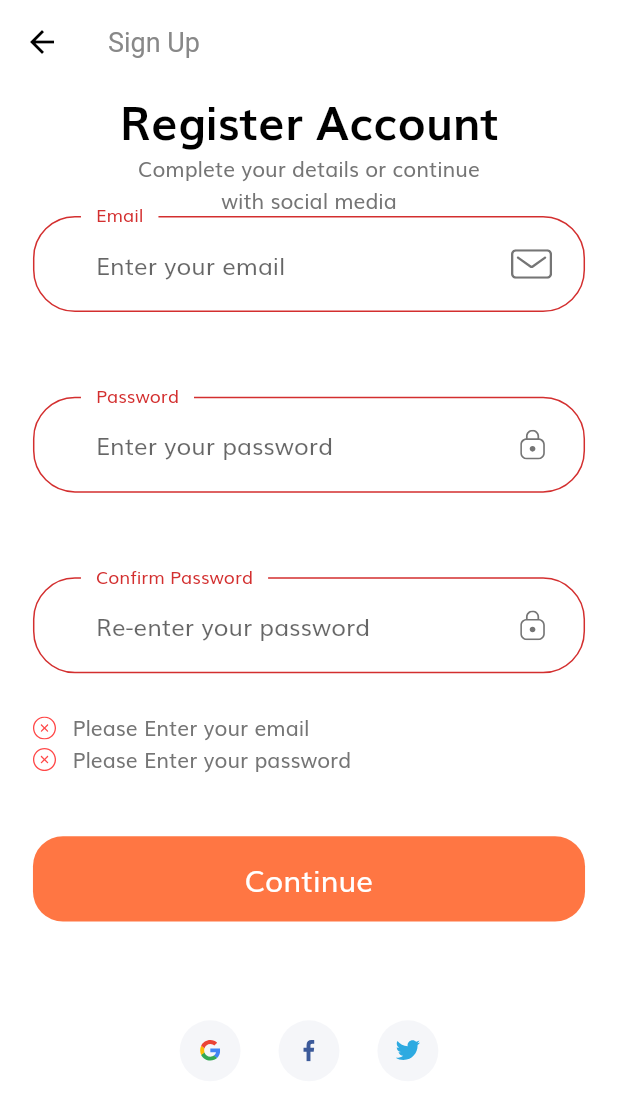
After one commit to pedrohrocodes/OrangeECommerceUI, a Flutter app: the SignUpScreen screen opened by its route, after a tap on "Continue", on a phone screen of 412 x 824 dp. The commit adds this screen. Shown: the top 1101 px of the screen. Run offline on Flutter 3.47's test engine with Material 2 defaults, Android fonts, the phone set to English and light mode, and no system bars; our stand-ins replace flutter_svg.

Commit message:
:recycle: Building SignUp screen

```diff
--- a/lib/constants.dart
+++ b/lib/constants.dart
@@ -1,3 +1,4 @@
+import 'package:e_commerce_ui/size_config.dart';
 import 'package:flutter/material.dart';
 // import 'package:shop_app/size_config.dart';
 
@@ -13,14 +14,14 @@ const kTextColor = Color(0xFF757575);
 
 const kAnimationDuration = Duration(milliseconds: 200);
 
-// final headingStyle = TextStyle(
-//   fontSize: getProportionateScreenWidth(28),
-//   fontWeight: FontWeight.bold,
-//   color: Colors.black,
-//   height: 1.5,
-// );
+final headingStyle = TextStyle(
+  fontSize: getProportionateScreenWidth(28),
+  fontWeight: FontWeight.bold,
+  color: Colors.black,
+  height: 1.5,
+);
 
-// const defaultDuration = Duration(milliseconds: 250);
+const defaultDuration = Duration(milliseconds: 250);
 
 // Form Error
 final RegExp emailValidatorRegExp =
--- a/lib/screens/sign_in/components/sign_form.dart
+++ b/lib/screens/sign_in/components/sign_form.dart
@@ -19,6 +19,20 @@ class _SignFormState extends State<SignForm> {
   String password;
   bool remember = false;
   final List<String> errors = [];
+
+  void addError({String error}) {
+    if (!errors.contains(error))
+      setState(() {
+        errors.remove(error);
+      });
+  }
+
+  void removeError({String error}) {
+    if (errors.contains(error))
+      setState(() {
+        errors.remove(error);
+      });
+  }
 
   @override
   Widget build(BuildContext context) {
@@ -76,31 +90,21 @@ class _SignFormState extends State<SignForm> {
       keyboardType: TextInputType.emailAddress,
       onSaved: (newValue) => email = newValue,
       onChanged: (value) {
-        if (value.isNotEmpty && errors.contains(kEmailNullError)) {
-          setState(() {
-            errors.remove(kEmailNullError);
-          });
-        } else if (emailValidatorRegExp.hasMatch(value) &&
-            errors.contains(kInvalidEmailError)) {
-          setState(() {
-            errors.remove(kInvalidEmailError);
-          });
-        }
+        if (value.isNotEmpty && errors.contains(kEmailNullError))
+          removeError(error: kEmailNullError);
+        else if (emailValidatorRegExp.hasMatch(value) &&
+            errors.contains(kInvalidEmailError))
+          removeError(error: kInvalidEmailError);
       },
       validator: (value) {
         if (value.isEmpty && !errors.contains(kEmailNullError)) {
-          setState(() {
-            errors.add(kEmailNullError);
-          });
+          addError(error: kEmailNullError);
           return "";
         } else if (!emailValidatorRegExp.hasMatch(value) &&
             !errors.contains(kInvalidEmailError)) {
-          setState(() {
-            errors.add(kInvalidEmailError);
-          });
+          addError(error: kInvalidEmailError);
           return "";
         }
-
         return null;
       },
       decoration: InputDecoration(
--- /dev/null
+++ b/lib/screens/sign_up/components/body.dart
@@ -0,0 +1,50 @@
+import 'package:e_commerce_ui/components/social_icon.dart';
+import 'package:e_commerce_ui/constants.dart';
+import 'package:e_commerce_ui/size_config.dart';
+import 'package:flutter/material.dart';
+
+import 'sign_up_form.dart';
+
+class Body extends StatelessWidget {
+  @override
+  Widget build(BuildContext context) {
+    return SizedBox(
+      width: double.infinity,
+      child: Padding(
+        padding:
+            EdgeInsets.symmetric(horizontal: getProportionateScreenWidth(20)),
+        child: Column(
+          children: [
+            Text(
+              "Register Account",
+              style: headingStyle,
+            ),
+            Text("Complete your details or continue \nwith social media",
+                textAlign: TextAlign.center),
+            SignUpForm(),
+            SizedBox(
+              height: SizeConfig.screenHeight * 0.08,
+            ),
+            Row(
+              mainAxisAlignment: MainAxisAlignment.center,
+              children: [
+                SocialCard(
+                  icon: "assets/icons/google-icon.svg",
+                  press: () {},
+                ),
+                SocialCard(
+                  icon: "assets/icons/facebook-2.svg",
+                  press: () {},
+                ),
+                SocialCard(
+                  icon: "assets/icons/twitter.svg",
+                  press: () {},
+                ),
+              ],
+            ),
+          ],
+        ),
+      ),
+    );
+  }
+}
--- /dev/null
+++ b/lib/screens/sign_up/components/sign_up_form.dart
@@ -0,0 +1,156 @@
+import 'package:e_commerce_ui/components/custom_suffix_icon.dart';
+import 'package:e_commerce_ui/components/default_button.dart';
+import 'package:e_commerce_ui/components/form_error.dart';
+import 'package:flutter/material.dart';
+
+import '../../../constants.dart';
+import '../../../size_config.dart';
+
+class SignUpForm extends StatefulWidget {
+  @override
+  _SignUpFormState createState() => _SignUpFormState();
+}
+
+class _SignUpFormState extends State<SignUpForm> {
+  final _formKey = GlobalKey<FormState>();
+  String email;
+  String password;
+  String confirm_password;
+  final List<String> errors = [];
+
+  void addError({String error}) {
+    if (!errors.contains(error))
+      setState(() {
+        errors.add(error);
+      });
+  }
+
+  void removeError({String error}) {
+    if (errors.contains(error))
+      setState(() {
+        errors.remove(error);
+      });
+  }
+
+  @override
+  Widget build(BuildContext context) {
+    return Form(
+      key: _formKey,
+      child: Column(
+        children: [
+          buildEmailFormField(),
+          SizedBox(height: getProportionateScreenHeight(30)),
+          buildPasswordFormField(),
+          SizedBox(height: getProportionateScreenHeight(30)),
+          buildConfirmPasswordFormField(),
+          FormError(errors: errors),
+          SizedBox(height: getProportionateScreenHeight(40)),
+          DefaultButton(
+            text: "Continue",
+            press: () {
+              if (_formKey.currentState.validate()) {
+                //TODO Go to profile page
+              }
+            },
+          )
+        ],
+      ),
+    );
+  }
+
+  TextFormField buildConfirmPasswordFormField() {
+    return TextFormField(
+      keyboardType: TextInputType.emailAddress,
+      onSaved: (newValue) => confirm_password = newValue,
+      onChanged: (value) {
+        if (password == confirm_password) removeError(error: kMatchPassError);
+
+        return null;
+      },
+      validator: (value) {
+        if (value.isEmpty) {
+          return "";
+        } else if (password != confirm_password) {
+          addError(error: kMatchPassError);
+          return "";
+        }
+
+        return null;
+      },
+      obscureText: true,
+      decoration: InputDecoration(
+          labelText: "Confirm Password",
+          hintText: "Re-enter your password",
+          floatingLabelBehavior: FloatingLabelBehavior.always,
+          suffixIcon: CustomSuffixIcon(
+            svgIcon: "assets/icons/Lock.svg",
+          )),
+    );
+  }
+
+  TextFormField buildPasswordFormField() {
+    return TextFormField(
+      keyboardType: TextInputType.emailAddress,
+      onSaved: (newValue) => password = newValue,
+      onChanged: (value) {
+        if (value.isNotEmpty && errors.contains(kPassNullError))
+          removeError(error: kPassNullError);
+        else if (value.length >= 8 && errors.contains(kShortPassError))
+          removeError(error: kShortPassError);
+        password = value;
+        return null;
+      },
+      validator: (value) {
+        if (value.isEmpty && !errors.contains(kPassNullError)) {
+          addError(error: kPassNullError);
+          return "";
+        } else if (value.length < 8 && !errors.contains(kShortPassError)) {
+          addError(error: kShortPassError);
+          return "";
+        }
+
+        return null;
+      },
+      obscureText: true,
+      decoration: InputDecoration(
+          labelText: "Password",
+          hintText: "Enter your password",
+          floatingLabelBehavior: FloatingLabelBehavior.always,
+          suffixIcon: CustomSuffixIcon(
+            svgIcon: "assets/icons/Lock.svg",
+          )),
+    );
+  }
+
+  TextFormField buildEmailFormField() {
+    return TextFormField(
+      keyboardType: TextInputType.emailAddress,
+      onSaved: (newValue) => email = newValue,
+      onChanged: (value) {
+        if (value.isNotEmpty && errors.contains(kEmailNullError))
+          removeError(error: kEmailNullError);
+        else if (emailValidatorRegExp.hasMatch(value) &&
+            errors.contains(kInvalidEmailError))
+          removeError(error: kInvalidEmailError);
+      },
+      validator: (value) {
+        if (value.isEmpty && !errors.contains(kEmailNullError)) {
+          addError(error: kEmailNullError);
+          return "";
+        } else if (!emailValidatorRegExp.hasMatch(value) &&
+            !errors.contains(kInvalidEmailError)) {
+          addError(error: kInvalidEmailError);
+          return "";
+        }
+        return null;
+      },
+      decoration: InputDecoration(
+          labelText: "Email",
+          hintText: "Enter your email",
+          floatingLabelBehavior: FloatingLabelBehavior.always,
+          suffixIcon: CustomSuffixIcon(
+            svgIcon: "assets/icons/Mail.svg",
+          )),
+    );
+  }
+}
--- a/lib/screens/sign_up/sign_up_screen.dart
+++ b/lib/screens/sign_up/sign_up_screen.dart
@@ -1,9 +1,16 @@
 import 'package:flutter/material.dart';
+
+import 'components/body.dart';
 
 class SignUpScreen extends StatelessWidget {
   static String routeName = "/sign_up";
   @override
   Widget build(BuildContext context) {
-    return Container();
+    return Scaffold(
+      appBar: AppBar(
+        title: Text("Sign Up"),
+      ),
+      body: Body(),
+    );
   }
 }
```
